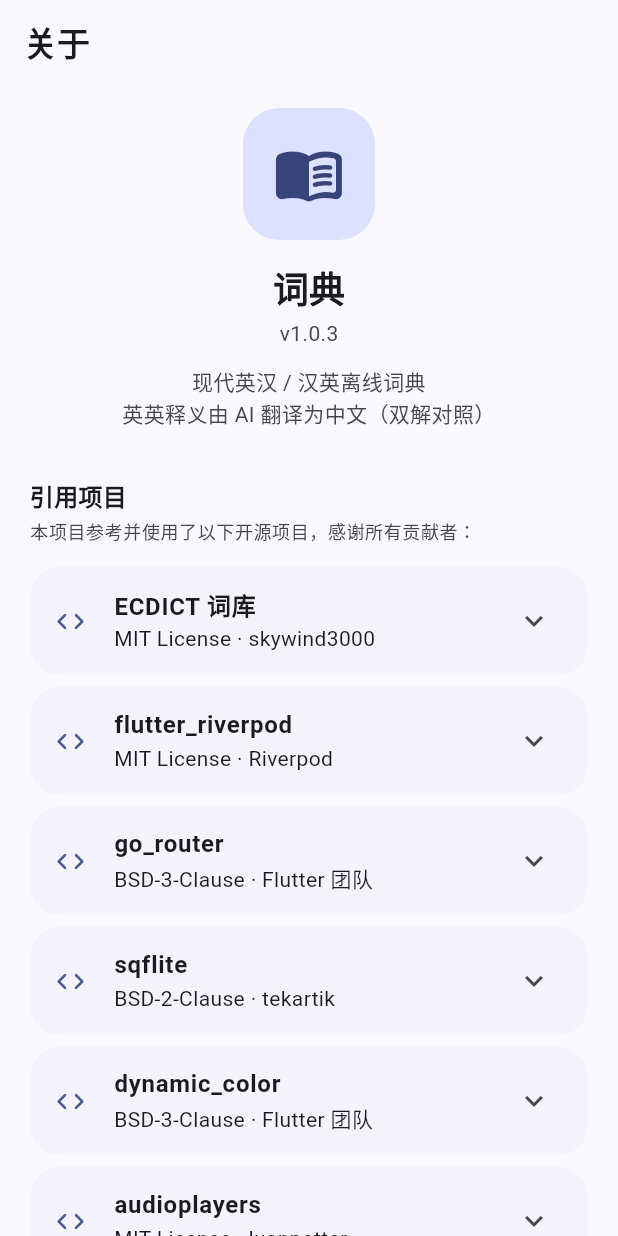
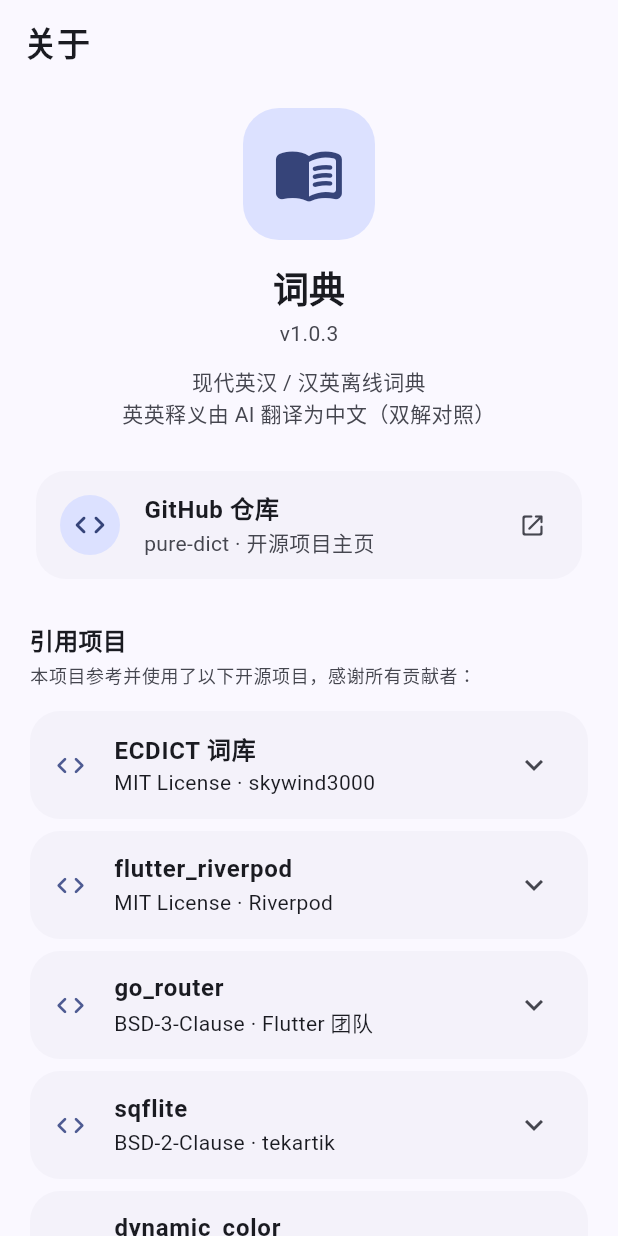
Before and after one commit to bc04bc/pure-dict, a Flutter app: the AboutPage screen opened by its route, on a phone screen of 412 x 824 dp. Run offline on Flutter 3.47's test engine with Material 3 defaults, Android fonts, the phone set to English and light mode, and no system bars; drawn by our look-alikes of dynamic_color; our stand-ins replace audioplayers, flutter_riverpod, flutter_tts, go_router, shared_preferences, sqflite; missing offline and left inert: edge_tts; accounts and stored records are empty.

Commit message:
feat: 单词重要度徽章与关于页仓库链接
- 详情页显示重要度：常用词徽章（ECDICT tag）+ 词频等级徽章（核心/高频/中频/低频，按当代语料库排名分档）
- 关于页新增 GitHub 仓库卡片，点击跳转浏览器
- 修复旧词库缓存问题：引入词库版本号机制，版本不符自动重新解压；重建词库按钮改为真正删除旧文件
- 新增 definition_cn 数据层测试

```diff
--- /dev/null
+++ b/lib/core/text/importance.dart
@@ -0,0 +1,24 @@
+/// Importance level derived from ECDICT frequency ranking.
+enum WordImportance {
+  core('核心', '当代语料库前 3000'),
+  high('高频', '当代语料库 3001–6000'),
+  medium('中频', '当代语料库 6001–15000'),
+  low('低频', '当代语料库 15001+'),
+  unknown('生僻', '未收录于常用词频表');
+
+  const WordImportance(this.label, this.description);
+
+  final String label;
+  final String description;
+}
+
+/// Maps ECDICT `frq` (1-based frequency rank, lower = more common) to a
+/// coarse importance bucket. Null/zero means the word is not in the
+/// contemporary corpus ranking.
+WordImportance importanceFromFrq(int? frq) {
+  if (frq == null || frq <= 0) return WordImportance.unknown;
+  if (frq <= 3000) return WordImportance.core;
+  if (frq <= 6000) return WordImportance.high;
+  if (frq <= 15000) return WordImportance.medium;
+  return WordImportance.low;
+}
--- a/lib/features/settings/about_page.dart
+++ b/lib/features/settings/about_page.dart
@@ -1,7 +1,10 @@
 import 'package:flutter/material.dart';
+import 'package:url_launcher/url_launcher.dart';
 
 class AboutPage extends StatelessWidget {
   const AboutPage({super.key});
+
+  static const _repoUrl = 'https://github.com/bc04bc/pure-dict';
 
   static const _licenses = [
     ('ECDICT 词库', 'MIT License', 'skywind3000',
@@ -88,7 +91,32 @@ class AboutPage extends StatelessWidget {
                   ?.copyWith(color: scheme.onSurfaceVariant),
             ),
           ),
-          const SizedBox(height: 32),
+          const SizedBox(height: 24),
+          Card(
+            child: ListTile(
+              shape: RoundedRectangleBorder(
+                borderRadius: BorderRadius.circular(20),
+              ),
+              leading: CircleAvatar(
+                backgroundColor: scheme.primaryContainer,
+                child: Icon(
+                  Icons.code_rounded,
+                  color: scheme.onPrimaryContainer,
+                ),
+              ),
+              title: const Text(
+                'GitHub 仓库',
+                style: TextStyle(fontWeight: FontWeight.w600),
+              ),
+              subtitle: const Text('pure-dict · 开源项目主页'),
+              trailing: const Icon(Icons.open_in_new_rounded, size: 18),
+              onTap: () => launchUrl(
+                Uri.parse(_repoUrl),
+                mode: LaunchMode.externalApplication,
+              ),
+            ),
+          ),
+          const SizedBox(height: 24),
           Text(
             '引用项目',
             style: theme.textTheme.titleMedium
--- a/lib/features/settings/settings_page.dart
+++ b/lib/features/settings/settings_page.dart
@@ -388,7 +388,7 @@ class SettingsPage extends ConsumerWidget {
                   subtitle: const Text('重新从安装包解压词库文件'),
                   trailing: const Icon(Icons.chevron_right_rounded),
                   onTap: () async {
-                    await AppDatabase.reset();
+                    await AppDatabase.rebuild();
                     if (context.mounted) {
                       ScaffoldMessenger.of(context)
                         ..hideCurrentSnackBar()
--- a/pubspec.yaml
+++ b/pubspec.yaml
@@ -30,6 +30,7 @@ dependencies:
   cupertino_icons: ^1.0.8
   audioplayers: ^6.8.1
   dynamic_color: ^1.9.0
+  url_launcher: ^6.3.2
 
 dev_dependencies:
   flutter_test:
```
Also changed, not shown: lib/core/db/app_database.dart (+42 -8 lines), lib/features/word/word_detail_page.dart (+88 -0 lines), pubspec.lock, 1 other file.
